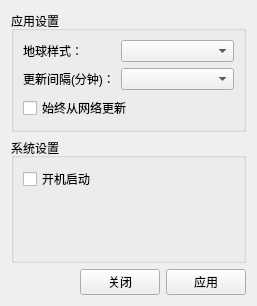
First picture: the form in src/config.ui, repository Pylogmon/earth_wallpaper, before the edit.
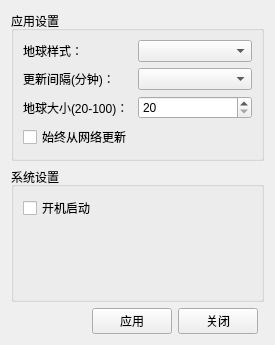
Second picture: the form after the edit.

Commit message: 完成风云四号设置壁纸功能

```diff
--- a/src/config.ui
+++ b/src/config.ui
@@ -6,15 +6,57 @@
    <rect>
     <x>0</x>
     <y>0</y>
-    <width>257</width>
-    <height>306</height>
+    <width>275</width>
+    <height>345</height>
    </rect>
   </property>
   <property name="windowTitle">
    <string>设置</string>
   </property>
   <layout class="QGridLayout" name="gridLayout_3">
-   <item row="0" column="0" colspan="3">
+   <item row="1" column="0" colspan="4">
+    <widget class="QGroupBox" name="groupBox">
+     <property name="title">
+      <string>系统设置</string>
+     </property>
+     <layout class="QGridLayout" name="gridLayout">
+      <item row="0" column="0">
+       <widget class="QCheckBox" name="startWithSystem">
+        <property name="text">
+         <string>开机启动</string>
+        </property>
+       </widget>
+      </item>
+      <item row="0" column="1">
+       <spacer name="horizontalSpacer">
+        <property name="orientation">
+         <enum>Qt::Horizontal</enum>
+        </property>
+        <property name="sizeHint" stdset="0">
+         <size>
+          <width>160</width>
+          <height>20</height>
+         </size>
+        </property>
+       </spacer>
+      </item>
+      <item row="1" column="0">
+       <spacer name="verticalSpacer">
+        <property name="orientation">
+         <enum>Qt::Vertical</enum>
+        </property>
+        <property name="sizeHint" stdset="0">
+         <size>
+          <width>20</width>
+          <height>135</height>
+         </size>
+        </property>
+       </spacer>
+      </item>
+     </layout>
+    </widget>
+   </item>
+   <item row="0" column="0" colspan="4">
     <widget class="QGroupBox" name="groupBox_2">
      <property name="title">
       <string>应用设置</string>
@@ -47,7 +89,24 @@
       <item row="1" column="1">
        <widget class="QComboBox" name="updateTime"/>
       </item>
-      <item row="2" column="0" colspan="2">
+      <item row="2" column="0">
+       <widget class="QLabel" name="label_3">
+        <property name="text">
+         <string>地球大小(20-100)：</string>
+        </property>
+       </widget>
+      </item>
+      <item row="2" column="1">
+       <widget class="QSpinBox" name="earthSize">
+        <property name="minimum">
+         <number>20</number>
+        </property>
+        <property name="maximum">
+         <number>100</number>
+        </property>
+       </widget>
+      </item>
+      <item row="3" column="0">
        <widget class="QCheckBox" name="alwaysUpdate">
         <property name="text">
          <string>始终从网络更新</string>
@@ -57,48 +116,6 @@
      </layout>
     </widget>
    </item>
-   <item row="1" column="0" colspan="3">
-    <widget class="QGroupBox" name="groupBox">
-     <property name="title">
-      <string>系统设置</string>
-     </property>
-     <layout class="QGridLayout" name="gridLayout">
-      <item row="0" column="0">
-       <widget class="QCheckBox" name="startWithSystem">
-        <property name="text">
-         <string>开机启动</string>
-        </property>
-       </widget>
-      </item>
-      <item row="0" column="1">
-       <spacer name="horizontalSpacer">
-        <property name="orientation">
-         <enum>Qt::Horizontal</enum>
-        </property>
-        <property name="sizeHint" stdset="0">
-         <size>
-          <width>160</width>
-          <height>20</height>
-         </size>
-        </property>
-       </spacer>
-      </item>
-      <item row="1" column="0">
-       <spacer name="verticalSpacer">
-        <property name="orientation">
-         <enum>Qt::Vertical</enum>
-        </property>
-        <property name="sizeHint" stdset="0">
-         <size>
-          <width>20</width>
-          <height>135</height>
-         </size>
-        </property>
-       </spacer>
-      </item>
-     </layout>
-    </widget>
-   </item>
    <item row="2" column="0">
     <spacer name="horizontalSpacer_2">
      <property name="orientation">
@@ -112,14 +129,14 @@
      </property>
     </spacer>
    </item>
-   <item row="2" column="1">
+   <item row="2" column="2">
     <widget class="QPushButton" name="close">
      <property name="text">
       <string>关闭</string>
      </property>
     </widget>
    </item>
-   <item row="2" column="2">
+   <item row="2" column="1">
     <widget class="QPushButton" name="apply">
      <property name="text">
       <string>应用</string>
```
The commit also changes 11 other files.
